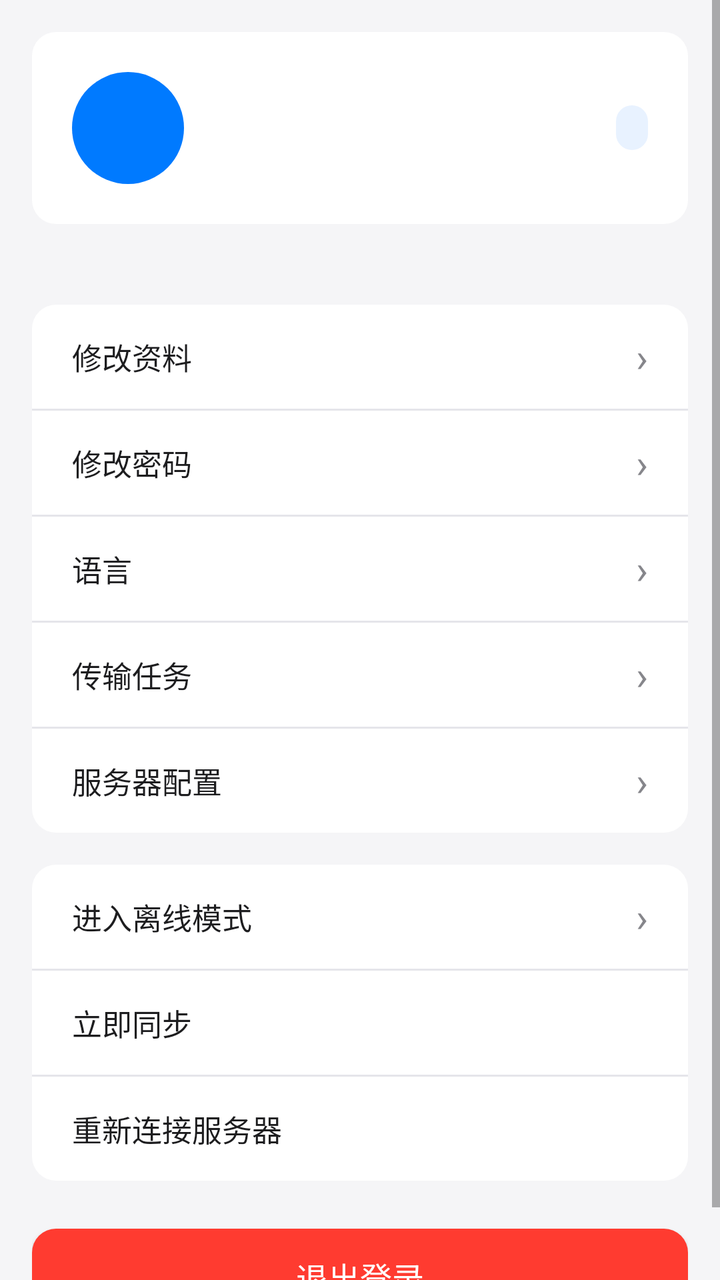
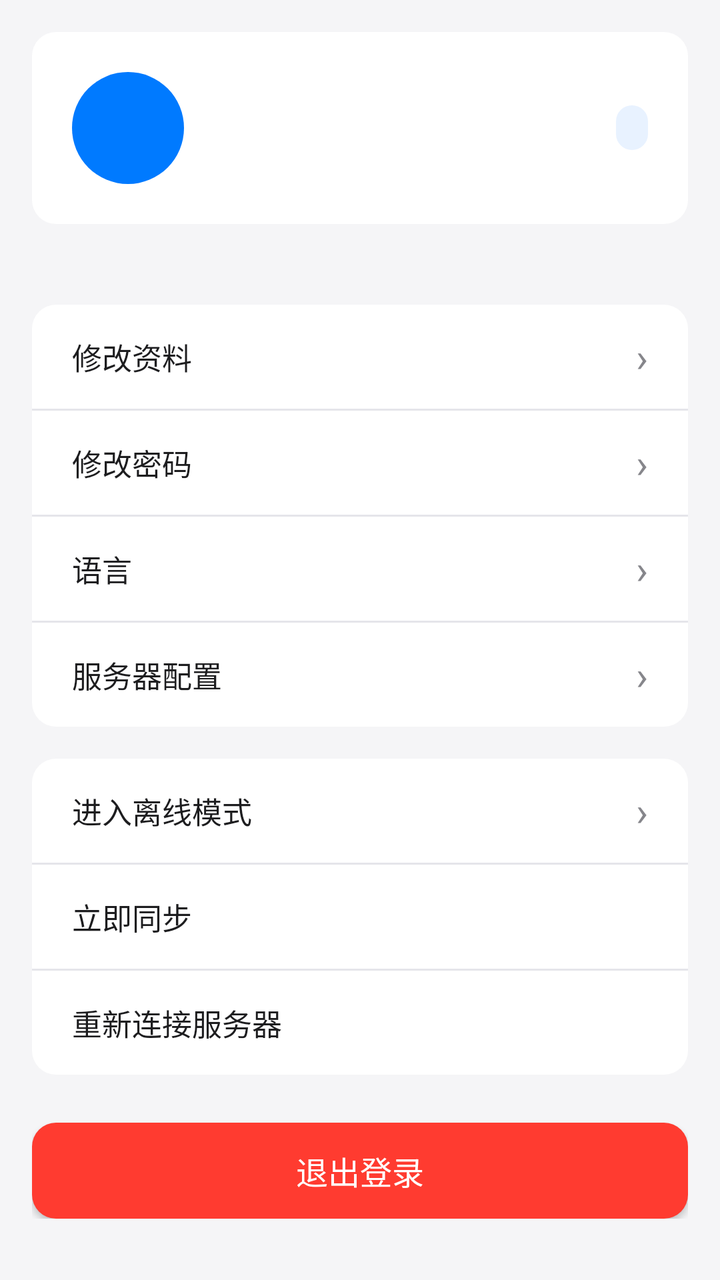

Compare the two renders of this Android layout. The source of the first and the diff that turns it into the second are given below.
<!-- AndroidManifest.xml: application theme Theme.BaiFlow -->
<!-- res/layout/fragment_mine.xml -->
<?xml version="1.0" encoding="utf-8"?>
<ScrollView xmlns:android="http://schemas.android.com/apk/res/android"
    xmlns:app="http://schemas.android.com/apk/res-auto"
    android:layout_width="match_parent"
    android:layout_height="match_parent"
    android:background="@color/background">

    <LinearLayout
        android:orientation="vertical"
        android:layout_width="match_parent"
        android:layout_height="wrap_content"
        android:padding="16dp">

        
        <LinearLayout
            android:orientation="horizontal"
            android:layout_width="match_parent"
            android:layout_height="wrap_content"
            android:gravity="center_vertical"
            android:background="@drawable/bg_card"
            android:padding="20dp"
            android:layout_marginBottom="16dp">

            <TextView
                android:id="@+id/tvAvatar"
                android:layout_width="56dp"
                android:layout_height="56dp"
                android:gravity="center"
                android:textSize="24sp"
                android:textColor="@color/white"
                android:background="@drawable/bg_avatar" />

            <LinearLayout
                android:orientation="vertical"
                android:layout_width="0dp"
                android:layout_height="wrap_content"
                android:layout_weight="1"
                android:layout_marginStart="16dp">

                <TextView
                    android:id="@+id/tvDisplayName"
                    android:layout_width="wrap_content"
                    android:layout_height="wrap_content"
                    android:textSize="18sp"
                    android:textStyle="bold"
                    android:textColor="@color/text_primary" />

                <TextView
                    android:id="@+id/tvUsername"
                    android:layout_width="wrap_content"
                    android:layout_height="wrap_content"
                    android:textSize="13sp"
                    android:textColor="@color/text_secondary"
                    android:layout_marginTop="4dp" />
            </LinearLayout>

            <TextView
                android:id="@+id/tvRole"
                android:layout_width="wrap_content"
                android:layout_height="wrap_content"
                android:textSize="12sp"
                android:textColor="@color/accent"
                android:background="@drawable/bg_role_tag"
                android:paddingStart="8dp"
                android:paddingEnd="8dp"
                android:paddingTop="3dp"
                android:paddingBottom="3dp" />
        </LinearLayout>

        
        <TextView
            android:id="@+id/tvMode"
            android:layout_width="wrap_content"
            android:layout_height="wrap_content"
            android:textSize="12sp"
            android:textColor="@color/text_secondary"
            android:layout_marginStart="4dp"
            android:layout_marginBottom="8dp" />

        
        <LinearLayout
            android:orientation="vertical"
            android:layout_width="match_parent"
            android:layout_height="wrap_content"
            android:background="@drawable/bg_card">

            <LinearLayout
                android:id="@+id/rowProfile"
                android:orientation="horizontal"
                android:layout_width="match_parent"
                android:layout_height="52dp"
                android:gravity="center_vertical"
                android:paddingStart="20dp"
                android:paddingEnd="20dp"
                android:foreground="@drawable/bg_ripple_top">

                <TextView
                    android:layout_width="0dp"
                    android:layout_height="wrap_content"
                    android:layout_weight="1"
                    android:text="@string/mine_profile"
                    android:textSize="15sp"
                    android:textColor="@color/text_primary" />

                <TextView
                    android:layout_width="wrap_content"
                    android:layout_height="wrap_content"
                    android:text="›"
                    android:textSize="20sp"
                    android:textColor="@color/text_secondary" />
            </LinearLayout>

            <View
                android:layout_width="match_parent"
                android:layout_height="1dp"
                android:background="@color/divider" />

            <LinearLayout
                android:id="@+id/rowPassword"
                android:orientation="horizontal"
                android:layout_width="match_parent"
                android:layout_height="52dp"
                android:gravity="center_vertical"
                android:paddingStart="20dp"
                android:paddingEnd="20dp"
                android:foreground="@drawable/bg_ripple_middle">

                <TextView
                    android:layout_width="0dp"
                    android:layout_height="wrap_content"
                    android:layout_weight="1"
                    android:text="@string/mine_password"
                    android:textSize="15sp"
                    android:textColor="@color/text_primary" />

                <TextView
                    android:layout_width="wrap_content"
                    android:layout_height="wrap_content"
                    android:text="›"
                    android:textSize="20sp"
                    android:textColor="@color/text_secondary" />
            </LinearLayout>

            <View
                android:layout_width="match_parent"
                android:layout_height="1dp"
                android:background="@color/divider" />

            <LinearLayout
                android:id="@+id/rowLanguage"
                android:orientation="horizontal"
                android:layout_width="match_parent"
                android:layout_height="52dp"
                android:gravity="center_vertical"
                android:paddingStart="20dp"
                android:paddingEnd="20dp"
                android:foreground="@drawable/bg_ripple_middle">

                <TextView
                    android:layout_width="0dp"
                    android:layout_height="wrap_content"
                    android:layout_weight="1"
                    android:text="@string/mine_language"
                    android:textSize="15sp"
                    android:textColor="@color/text_primary" />

                <TextView
                    android:layout_width="wrap_content"
                    android:layout_height="wrap_content"
                    android:text="›"
                    android:textSize="20sp"
                    android:textColor="@color/text_secondary" />
            </LinearLayout>

            <View
                android:layout_width="match_parent"
                android:layout_height="1dp"
                android:background="@color/divider" />

            <LinearLayout
                android:id="@+id/rowTransfers"
                android:orientation="horizontal"
                android:layout_width="match_parent"
                android:layout_height="52dp"
                android:gravity="center_vertical"
                android:paddingStart="20dp"
                android:paddingEnd="20dp"
                android:foreground="@drawable/bg_ripple_middle">

                <TextView
                    android:layout_width="0dp"
                    android:layout_height="wrap_content"
                    android:layout_weight="1"
                    android:text="@string/mine_transfers"
                    android:textSize="15sp"
                    android:textColor="@color/text_primary" />

                <TextView
                    android:layout_width="wrap_content"
                    android:layout_height="wrap_content"
                    android:text="›"
                    android:textSize="20sp"
                    android:textColor="@color/text_secondary" />
            </LinearLayout>

            <View
                android:layout_width="match_parent"
                android:layout_height="1dp"
                android:background="@color/divider" />

            <LinearLayout
                android:id="@+id/rowServer"
                android:orientation="horizontal"
                android:layout_width="match_parent"
                android:layout_height="52dp"
                android:gravity="center_vertical"
                android:paddingStart="20dp"
                android:paddingEnd="20dp"
                android:foreground="@drawable/bg_ripple_bottom">

                <TextView
                    android:layout_width="0dp"
                    android:layout_height="wrap_content"
                    android:layout_weight="1"
                    android:text="@string/server_config_title"
                    android:textSize="15sp"
                    android:textColor="@color/text_primary" />

                <TextView
                    android:layout_width="wrap_content"
                    android:layout_height="wrap_content"
                    android:text="›"
                    android:textSize="20sp"
                    android:textColor="@color/text_secondary" />
            </LinearLayout>
        </LinearLayout>

        
        <LinearLayout
            android:orientation="vertical"
            android:layout_width="match_parent"
            android:layout_height="wrap_content"
            android:layout_marginTop="16dp"
            android:background="@drawable/bg_card">

            <LinearLayout
                android:id="@+id/rowOffline"
                android:orientation="horizontal"
                android:layout_width="match_parent"
                android:layout_height="52dp"
                android:gravity="center_vertical"
                android:paddingStart="20dp"
                android:paddingEnd="20dp"
                android:foreground="@drawable/bg_ripple_top">

                <TextView
                    android:id="@+id/tvOffline"
                    android:layout_width="0dp"
                    android:layout_height="wrap_content"
                    android:layout_weight="1"
                    android:text="@string/mine_offline_toggle_on"
                    android:textSize="15sp"
                    android:textColor="@color/text_primary" />

                <TextView
                    android:layout_width="wrap_content"
                    android:layout_height="wrap_content"
                    android:text="›"
                    android:textSize="20sp"
                    android:textColor="@color/text_secondary" />
            </LinearLayout>

            <View
                android:layout_width="match_parent"
                android:layout_height="1dp"
                android:background="@color/divider" />

            <LinearLayout
                android:id="@+id/rowSync"
                android:orientation="horizontal"
                android:layout_width="match_parent"
                android:layout_height="52dp"
                android:gravity="center_vertical"
                android:paddingStart="20dp"
                android:paddingEnd="20dp"
                android:foreground="@drawable/bg_ripple_middle">

                <TextView
                    android:layout_width="0dp"
                    android:layout_height="wrap_content"
                    android:layout_weight="1"
                    android:text="@string/mine_sync"
                    android:textSize="15sp"
                    android:textColor="@color/text_primary" />
            </LinearLayout>

            <View
                android:layout_width="match_parent"
                android:layout_height="1dp"
                android:background="@color/divider" />

            <LinearLayout
                android:id="@+id/rowReconnect"
                android:orientation="horizontal"
                android:layout_width="match_parent"
                android:layout_height="52dp"
                android:gravity="center_vertical"
                android:paddingStart="20dp"
                android:paddingEnd="20dp"
                android:foreground="@drawable/bg_ripple_bottom">

                <TextView
                    android:layout_width="0dp"
                    android:layout_height="wrap_content"
                    android:layout_weight="1"
                    android:text="@string/mine_reconnect"
                    android:textSize="15sp"
                    android:textColor="@color/text_primary" />
            </LinearLayout>
        </LinearLayout>

        
        <com.google.android.material.button.MaterialButton
            android:id="@+id/btnLogout"
            style="@style/Ios.Button.Danger"
            android:layout_width="match_parent"
            android:layout_height="48dp"
            android:layout_marginTop="24dp"
            android:text="@string/mine_logout" />

    </LinearLayout>
</ScrollView>
<!-- resources referenced by this layout -->
<resources>
  <color name="accent">#007AFF</color>
  <color name="background">#F5F5F7</color>
  <color name="divider">#E5E5EA</color>
  <color name="text_primary">#1D1D1F</color>
  <color name="text_secondary">#86868B</color>
  <color name="white">#FFFFFF</color>
  <!-- drawable bg_avatar (drawable) -->
  <?xml version="1.0" encoding="utf-8"?>
  <shape xmlns:android="http://schemas.android.com/apk/res/android"
      android:shape="oval">
      <solid android:color="@color/accent" />
  </shape>
  <!-- drawable bg_card (drawable) -->
  <?xml version="1.0" encoding="utf-8"?>
  <shape xmlns:android="http://schemas.android.com/apk/res/android"
      android:shape="rectangle">
      <solid android:color="@color/white" />
      <corners android:radius="12dp" />
  </shape>
  <!-- drawable bg_ripple_bottom (drawable) -->
  <?xml version="1.0" encoding="utf-8"?>
  <ripple xmlns:android="http://schemas.android.com/apk/res/android"
      android:color="#33000000">
      <item android:drawable="@android:color/transparent" />
      <item android:id="@android:id/mask">
          <shape android:shape="rectangle">
              <corners
                  android:bottomLeftRadius="12dp"
                  android:bottomRightRadius="12dp" />
              <solid android:color="#FFFFFF" />
          </shape>
      </item>
  </ripple>
  <!-- drawable bg_ripple_middle (drawable) -->
  <?xml version="1.0" encoding="utf-8"?>
  <ripple xmlns:android="http://schemas.android.com/apk/res/android"
      android:color="#33000000">
      <item android:drawable="@android:color/transparent" />
      <item android:id="@android:id/mask">
          <shape android:shape="rectangle">
              <solid android:color="#FFFFFF" />
          </shape>
      </item>
  </ripple>
  <!-- drawable bg_ripple_top (drawable) -->
  <?xml version="1.0" encoding="utf-8"?>
  <ripple xmlns:android="http://schemas.android.com/apk/res/android"
      android:color="#33000000">
      <item android:drawable="@android:color/transparent" />
      <item android:id="@android:id/mask">
          <shape android:shape="rectangle">
              <corners
                  android:topLeftRadius="12dp"
                  android:topRightRadius="12dp" />
              <solid android:color="#FFFFFF" />
          </shape>
      </item>
  </ripple>
  <!-- drawable bg_role_tag (drawable) -->
  <?xml version="1.0" encoding="utf-8"?>
  <shape xmlns:android="http://schemas.android.com/apk/res/android"
      android:shape="rectangle">
      <solid android:color="#E8F2FF" />
      <corners android:radius="10dp" />
  </shape>
  <string name="mine_language">语言</string>
  <string name="mine_logout">退出登录</string>
  <string name="mine_offline_toggle_on">进入离线模式</string>
  <string name="mine_password">修改密码</string>
  <string name="mine_profile">修改资料</string>
  <string name="mine_reconnect">重新连接服务器</string>
  <string name="mine_sync">立即同步</string>
  <string name="mine_transfers">传输任务</string>
  <string name="server_config_title">服务器配置</string>
  <style name="Ios.Button.Danger">
          <item name="backgroundTint">@color/danger</item>
          <item name="android:textColor">@color/white</item>
      </style>
  <style name="Theme.BaiFlow" parent="Theme.MaterialComponents.Light.NoActionBar">
          <item name="colorPrimary">@color/primary</item>
          <item name="colorPrimaryVariant">@color/primary_dark</item>
          <item name="colorOnPrimary">@color/white</item>
          <item name="colorSecondary">@color/accent</item>
          <item name="android:statusBarColor">@color/primary</item>
      </style>
  <color name="danger">#FF3B30</color>
  <color name="primary">#007AFF</color>
  <color name="primary_dark">#0066D6</color>
</resources>

<!-- the commit's change to res/layout/fragment_mine.xml (unified diff, before → after) -->
@@ -178,37 +178,6 @@
                 android:background="@color/divider" />
 
             <LinearLayout
-                android:id="@+id/rowTransfers"
-                android:orientation="horizontal"
-                android:layout_width="match_parent"
-                android:layout_height="52dp"
-                android:gravity="center_vertical"
-                android:paddingStart="20dp"
-                android:paddingEnd="20dp"
-                android:foreground="@drawable/bg_ripple_middle">
-
-                <TextView
-                    android:layout_width="0dp"
-                    android:layout_height="wrap_content"
-                    android:layout_weight="1"
-                    android:text="@string/mine_transfers"
-                    android:textSize="15sp"
-                    android:textColor="@color/text_primary" />
-
-                <TextView
-                    android:layout_width="wrap_content"
-                    android:layout_height="wrap_content"
-                    android:text="›"
-                    android:textSize="20sp"
-                    android:textColor="@color/text_secondary" />
-            </LinearLayout>
-
-            <View
-                android:layout_width="match_parent"
-                android:layout_height="1dp"
-                android:background="@color/divider" />
-
-            <LinearLayout
                 android:id="@+id/rowServer"
                 android:orientation="horizontal"
                 android:layout_width="match_parent"
<!-- resource entries referenced after the edit -->
@@ -72,7 +72,6 @@
   <string name="mine_profile">修改资料</string>
   <string name="mine_reconnect">重新连接服务器</string>
   <string name="mine_sync">立即同步</string>
-  <string name="mine_transfers">传输任务</string>
   <string name="server_config_title">服务器配置</string>
   <style name="Ios.Button.Danger">
           <item name="backgroundTint">@color/danger</item>
